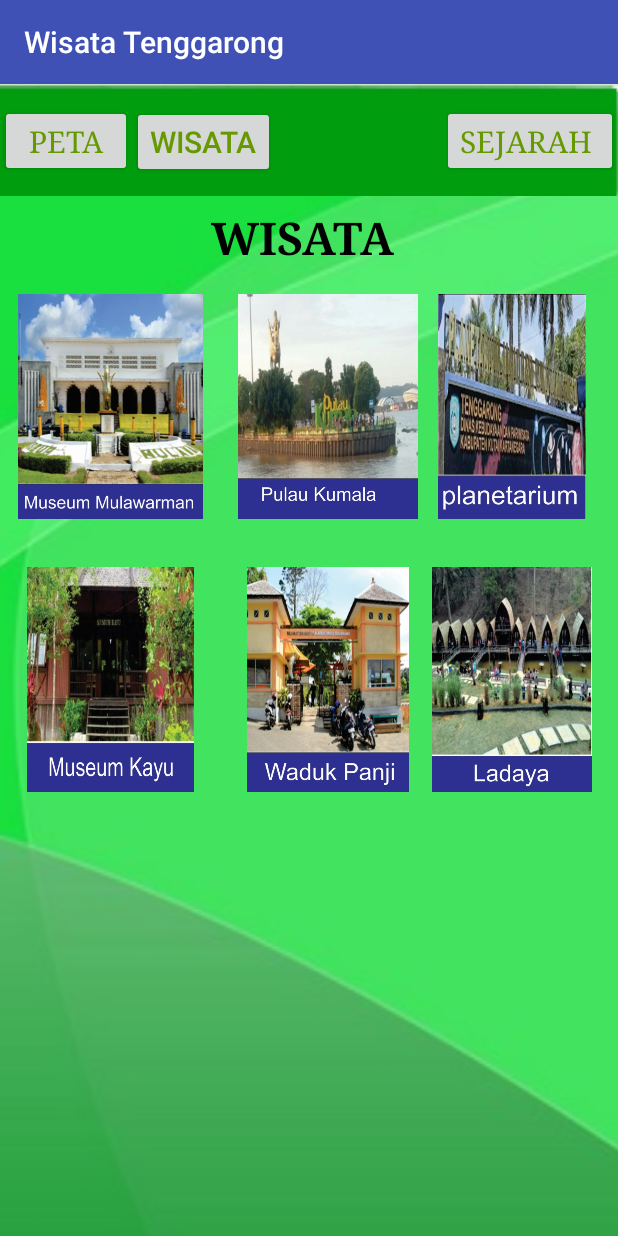
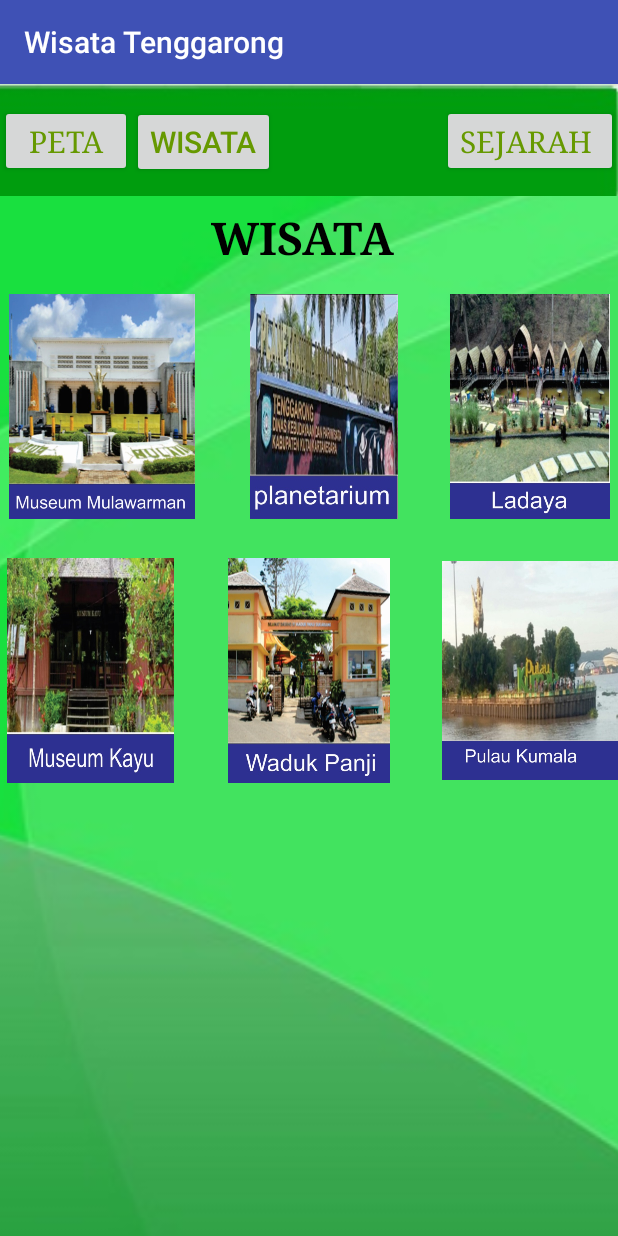
Before and after one commit to Nrriairawan/Aplikasi-Wisata-Tenggarong, an Android app: the kategori screen opened directly, with no data from a screen before it, on a phone screen of 412 x 824 dp. Run offline under Robolectric (Android 15) with nearby library versions, the phone set to English and light mode, and no system bars; our stand-ins replace ButterKnife.

Commit message:
memperbaiki tampilan

```diff
--- a/app/src/main/res/layout/activity_halaman_awal.xml
+++ b/app/src/main/res/layout/activity_halaman_awal.xml
@@ -12,15 +12,16 @@
         android:layout_height="wrap_content"
         android:layout_alignParentTop="true"
         android:scaleType="centerCrop"
-        android:src="@drawable/m" />
+        android:src="@drawable/nu" />
 
     <Button
         android:id="@+id/btn_join"
         style="@style/Base.AlertDialog.AppCompat"
         android:layout_width="wrap_content"
         android:layout_height="wrap_content"
+        android:layout_alignParentTop="true"
         android:layout_centerHorizontal="true"
-        android:layout_marginTop="100dp"
+        android:layout_marginTop="83dp"
         android:fontFamily="serif"
         android:text="Menu"
         android:textColor="@android:color/holo_green_dark"
--- a/app/src/main/res/layout/activity_halaman_utama.xml
+++ b/app/src/main/res/layout/activity_halaman_utama.xml
@@ -29,7 +29,7 @@
         android:layout_width="wrap_content"
         android:layout_height="435dp"
         android:layout_alignParentBottom="true"
-        android:layout_centerHorizontal="true"
+        android:layout_alignParentStart="true"
         android:fontFamily="serif"
         android:scaleType="center"
         android:text="Sejarah Singkat Kukar "
@@ -52,7 +52,7 @@ Letak geografis Kerajaan Kutai yang berada menjorok ke daerah pedalaman, menyeba
 "
         android:textAlignment="center"
         android:textColor="@android:color/background_dark"
-        android:textSize="30sp" />
+        android:textSize="24sp" />
 
     <Button
         android:id="@+id/btn_wisata"
--- a/app/src/main/res/layout/activity_kategori.xml
+++ b/app/src/main/res/layout/activity_kategori.xml
@@ -75,21 +75,33 @@
         android:textStyle="bold" />
 
     <ImageView
+        android:id="@+id/imageViewmulawarman"
         android:layout_width="match_parent"
         android:layout_height="150dp"
         android:layout_alignEnd="@+id/btn_wisata"
         android:layout_below="@+id/formlogo"
-        android:layout_marginEnd="36dp"
+        android:layout_marginEnd="47dp"
         android:scaleType="fitCenter"
-        android:src="@drawable/j"
-        android:id="@+id/imageViewmulawarman" />
+        android:src="@drawable/j" />
+
+    <ImageView
+        android:id="@+id/imageViewmuseumkayu"
+        android:layout_width="match_parent"
+        android:layout_height="150dp"
+        android:layout_alignEnd="@+id/imageViewmulawarman"
+        android:layout_below="@+id/imageViewmulawarman"
+        android:layout_marginEnd="15dp"
+        android:layout_marginTop="26dp"
+        android:scaleType="fitCenter"
+        android:src="@drawable/jktpt" />
 
     <ImageView
         android:id="@+id/imageViewplanetarium"
         android:layout_width="match_parent"
         android:layout_height="150dp"
-        android:layout_below="@+id/formlogo"
-        android:layout_toEndOf="@+id/textView3"
+        android:layout_above="@+id/imageViewmuseumkayu"
+        android:layout_alignParentStart="true"
+        android:layout_marginStart="20dp"
         android:scaleType="fitCenter"
         android:src="@drawable/lo" />
 
@@ -98,27 +110,16 @@
         android:id="@+id/imageViewpulaukumala"
         android:layout_width="match_parent"
         android:layout_height="150dp"
-        android:layout_alignParentStart="true"
-        android:layout_below="@+id/formlogo"
-        android:layout_marginStart="25dp"
+        android:layout_alignStart="@+id/imageViewladaya"
+        android:layout_alignTop="@+id/imageViewwaduk"
         android:scaleType="fitCenter"
         android:src="@drawable/k" />
-
-    <ImageView
-        android:id="@+id/imageViewmuseumkayu"
-        android:layout_width="match_parent"
-        android:layout_height="150dp"
-        android:layout_alignEnd="@+id/imageViewmulawarman"
-        android:layout_below="@+id/imageViewmulawarman"
-        android:layout_marginTop="32dp"
-        android:scaleType="fitCenter"
-        android:src="@drawable/jktpt" />
 
     <ImageView
         android:id="@+id/imageViewwaduk"
         android:layout_width="match_parent"
         android:layout_height="150dp"
-        android:layout_alignStart="@+id/imageViewpulaukumala"
+        android:layout_alignParentStart="true"
         android:layout_alignTop="@+id/imageViewmuseumkayu"
         android:scaleType="fitCenter"
         android:src="@drawable/jkt" />
@@ -127,11 +128,10 @@
         android:id="@+id/imageViewladaya"
         android:layout_width="match_parent"
         android:layout_height="150dp"
-        android:layout_alignTop="@+id/imageViewwaduk"
-        android:layout_toEndOf="@+id/textView3"
+        android:layout_alignStart="@+id/btn_sejarah"
+        android:layout_below="@+id/formlogo"
         android:scaleType="fitCenter"
         android:src="@drawable/jktp" />
 
 
-
 </RelativeLayout>
```
Also changed, not shown: app/src/main/res/drawable/nu.jpg (added).
